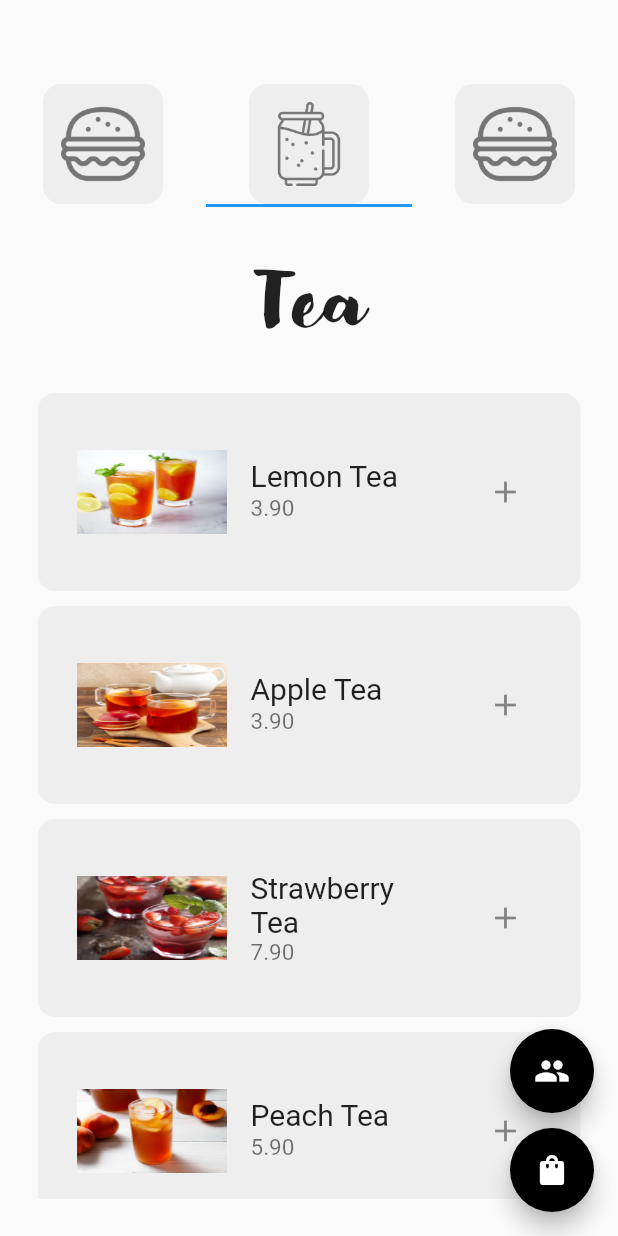
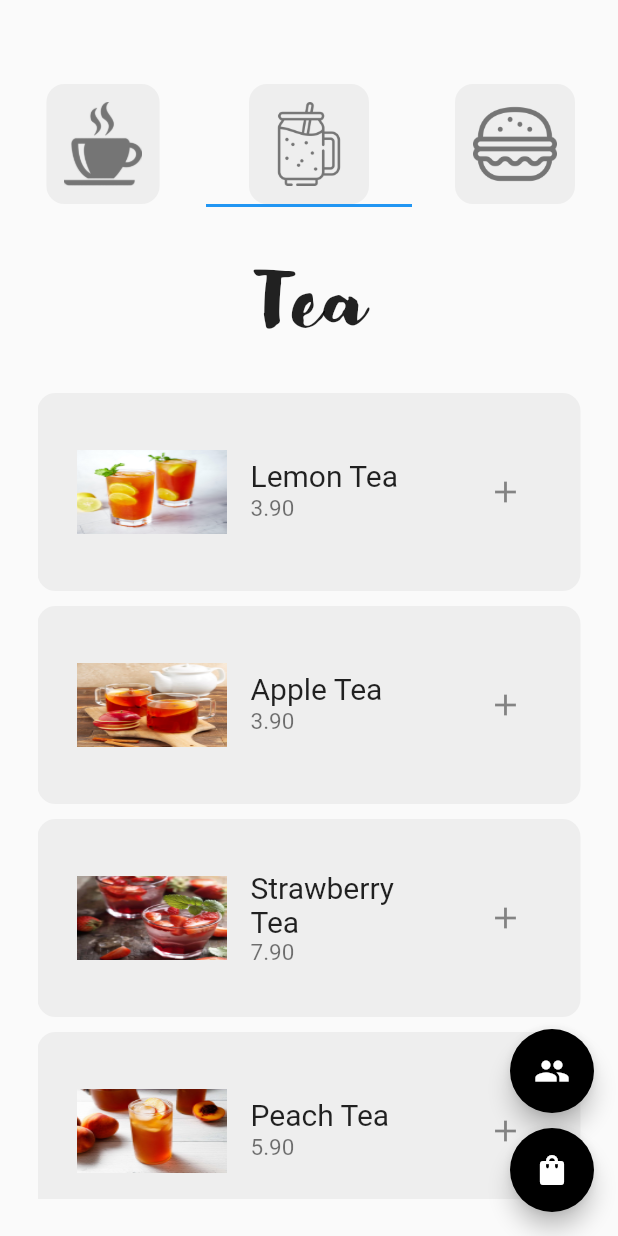
Before and after one commit to leelinhuie515/orderingSystem1, a Flutter app: the screen it shows after launch, tab 2 chosen, on a phone screen of 412 x 824 dp. Run offline on Flutter 3.47's test engine with Material 2 defaults, Android fonts, the phone set to English and light mode, and no system bars.

Commit message:
initial commit

```diff
--- a/lib/model/bread_shop.dart
+++ b/lib/model/bread_shop.dart
@@ -6,27 +6,27 @@ class BreadShop extends ChangeNotifier{
   final List<Bread> _shop = [
     //bread 1
     Bread(
-      name: 'bread 1',
-      price: '0.00',
-      imagepath: "",
+      name: 'Croissant',
+      price: '5.00',
+      imagepath: "lib/images/croissant.jpeg",
     ),
     //bread 2
     Bread(
-      name: 'bread 2',
-      price: '0.00',
-      imagepath:"" ,
+      name: 'Sandwich',
+      price: '6.00',
+      imagepath:"lib/images/sandwich.jpeg" ,
     ),
     //bread 3
     Bread(
-      name: 'bread 3',
-      price: '0.00',
-      imagepath: "",
+      name: 'Burger',
+      price: '4.00',
+      imagepath: "lib/images/burger.jpeg",
     ),
     //bread 4
     Bread(
-      name: 'bread 1',
-      price: '0.00',
-      imagepath: "",
+      name: 'Toast',
+      price: '5.00',
+      imagepath: "lib/images/toast.jpeg",
     ),
   ];
   // user cart
--- a/lib/model/coffee_shop.dart
+++ b/lib/model/coffee_shop.dart
@@ -6,27 +6,27 @@ class CoffeeShop extends ChangeNotifier{
   final List<Coffee>  _shop = [
     //black coffee
     Coffee(
-      name:'Long Black',
+      name:'Americano',
       price:'4.10',
-      imagePath: "",
+      imagePath: "lib/images/americano.jpeg",
     ),
     //latte
     Coffee(
       name:'Latte',
       price:'4.20',
-      imagePath: "",
+      imagePath: "lib/images/latte.jpeg",
     ),
     //espresso
     Coffee(
       name:'Espresso',
       price:'3.50',
-      imagePath: "",
+      imagePath: "lib/images/espresso.jpeg",
     ),
     //iced coffee
     Coffee(
       name:'Iced Coffee',
       price:'4.40',
-      imagePath: "",
+      imagePath: "lib/images/icedcoffee.jpeg",
     ),
   ];
   //user cart
--- a/lib/pages/coffee_page.dart
+++ b/lib/pages/coffee_page.dart
@@ -46,8 +46,6 @@ class _coffeePageState extends State<coffeePage> {
                     return CoffeeTitle(coffee: eachCoffee, onPressed: () {  },
 
                     );
-
-
                   },
                 ),
               ),
--- a/lib/pages/home_page.dart
+++ b/lib/pages/home_page.dart
@@ -16,7 +16,7 @@ class HomePage extends StatefulWidget {
 class _HomePageState extends State<HomePage> {
   List<Widget> myTabs = [
     MyTab(
-      iconPath: 'lib/icons/burger.png',
+      iconPath: 'lib/icons/coffee.png',
     ),
     MyTab(
       iconPath: 'lib/icons/smoothie.png',
```
Also changed, not shown: lib/images/americano.jpeg (added), lib/images/burger.jpeg (added), lib/images/croissant.jpeg (added), lib/images/espresso.jpeg (added), lib/images/icedcoffee.jpeg (added), lib/images/latte.jpeg (added), lib/images/sandwich.jpeg (added), lib/images/toast.jpeg (added).
